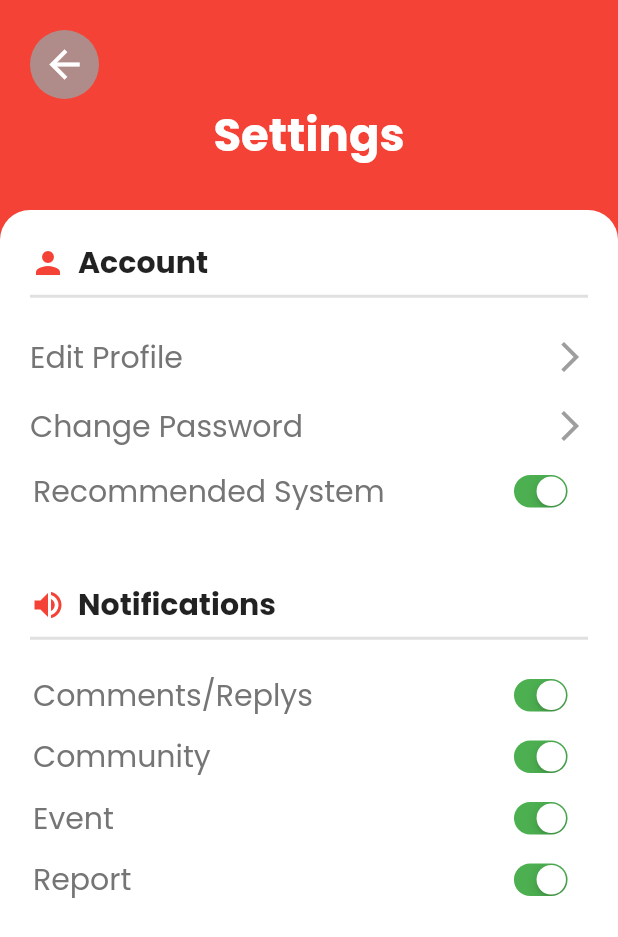
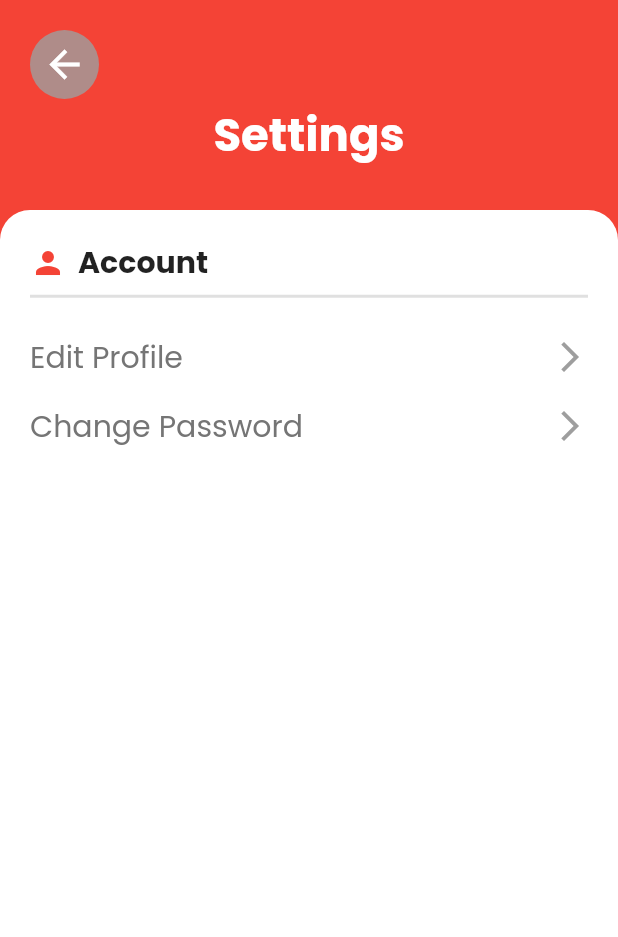
Before and after one commit to flarious/xculture-front, a Flutter app: the SettingsPage screen opened directly, on a phone screen of 412 x 824 dp. Shown: the top 937 px of the screen. Run offline on Flutter 3.47's test engine with Material 2 defaults, Android fonts, the phone set to English and light mode, and no system bars; our stand-ins replace firebase_auth, firebase_core, firebase_storage, flutter_datetime_picker, flutter_svg, fluttertoast and 3 more; missing offline and left inert: find_dropdown; accounts and stored records are empty; network calls fail.

Commit message:
Commit 2

```diff
--- a/lib/pages/hamburger/setting.dart
+++ b/lib/pages/hamburger/setting.dart
@@ -46,6 +46,7 @@ class _SettingsPageState extends State<SettingsPage> {
   Widget build(BuildContext context) {
     return SafeArea(
       child: Scaffold(
+        backgroundColor: Colors.white,
         body: SingleChildScrollView(
           child: Stack(
             children: [
@@ -121,39 +122,39 @@ class _SettingsPageState extends State<SettingsPage> {
                       ),
                       buildAccountOptionRow1(context, "Edit Profile"),
                       buildAccountOptionRow2(context, "Change Password"),
-                      buildNotificationOptionRow("Recommended System", valNotify5, onChangeFunction5),
+                      //buildNotificationOptionRow("Recommended System", valNotify5, onChangeFunction5),
                       SizedBox(
                         height: 40,
                       ),
-                      Row(
-                        children: [
-                          Icon(
-                            Icons.volume_up,
-                            color: Colors.red,
-                          ),
-                          SizedBox(
-                            width: 8,
-                          ),
-                          Text(
-                            "Notifications",
-                            style: TextStyle(fontSize: 20, fontWeight: FontWeight.bold),
-                          ),
-                        ],
-                      ),
-                      Divider(
-                        height: 15,
-                        thickness: 2,
-                      ),
-                      SizedBox(
-                        height: 10,
-                      ),
-                      buildNotificationOptionRow("Comments/Replys", valNotify1,onChangeFunction1),
-                      buildNotificationOptionRow("Community", valNotify2,onChangeFunction2),
-                      buildNotificationOptionRow("Event", valNotify3,onChangeFunction3),
-                      buildNotificationOptionRow("Report", valNotify4, onChangeFunction4),
-                      SizedBox(
-                        height: 50,
-                      ),
+                      // Row(
+                      //   children: [
+                      //     Icon(
+                      //       Icons.volume_up,
+                      //       color: Colors.red,
+                      //     ),
+                      //     SizedBox(
+                      //       width: 8,
+                      //     ),
+                      //     Text(
+                      //       "Notifications",
+                      //       style: TextStyle(fontSize: 20, fontWeight: FontWeight.bold),
+                      //     ),
+                      //   ],
+                      // ),
+                      // Divider(
+                      //   height: 15,
+                      //   thickness: 2,
+                      // ),
+                      // SizedBox(
+                      //   height: 10,
+                      // ),
+                      // buildNotificationOptionRow("Comments/Replys", valNotify1,onChangeFunction1),
+                      // buildNotificationOptionRow("Community", valNotify2,onChangeFunction2),
+                      // buildNotificationOptionRow("Event", valNotify3,onChangeFunction3),
+                      // buildNotificationOptionRow("Report", valNotify4, onChangeFunction4),
+                      // SizedBox(
+                      //   height: 50,
+                      // ),
                     ],
                   ),
                 )
```
Also changed, not shown: lib/pages/community/commuedit_page.dart (+11 -3 lines), lib/pages/community/commupost_page.dart (+14 -4 lines), lib/pages/event/event_edit.dart (+13 -5 lines), lib/pages/event/eventpost_page.dart (+13 -5 lines), lib/pages/forum/forum_edit.dart (+11 -3 lines), lib/pages/forum/forum_new.dart (+12 -4 lines), lib/widgets/hamburger_widget.dart (+6 -3 lines).
